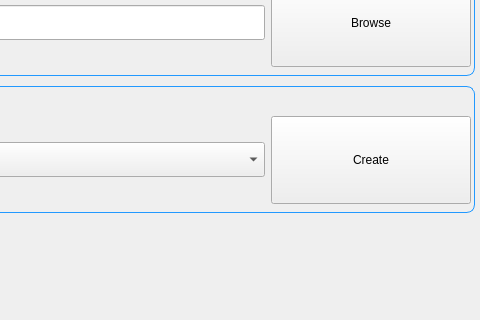
This is src/gui/GenerationFrame.ui in lamyj/dicomifier as Qt 5 draws it before an edit; both pictures show x 520 to 1000 and y 182 to 502 of the 1000 by 590 pixel window. The edited form follows.
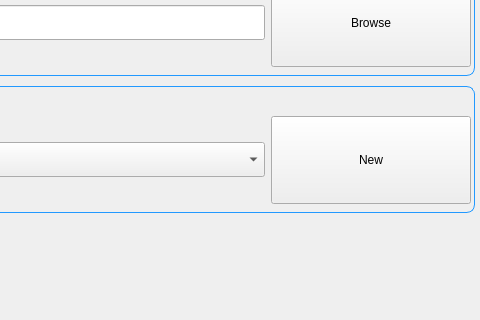
This is the edited form.

```diff
--- a/src/gui/GenerationFrame.ui
+++ b/src/gui/GenerationFrame.ui
@@ -283,7 +283,7 @@
             </size>
            </property>
            <property name="text">
-            <string>Create</string>
+            <string>New</string>
            </property>
           </widget>
          </item>
```
